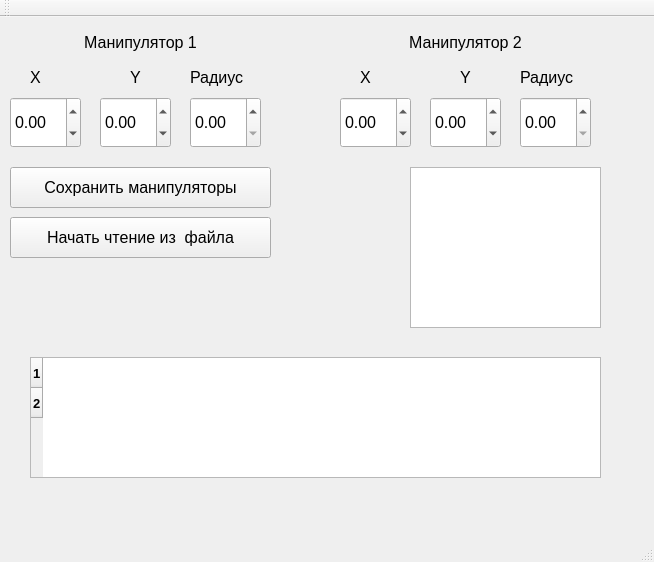
The window that mainwindow.ui (rsbtv/niiisk_exercise) describes before a commit, drawn with Qt 5.
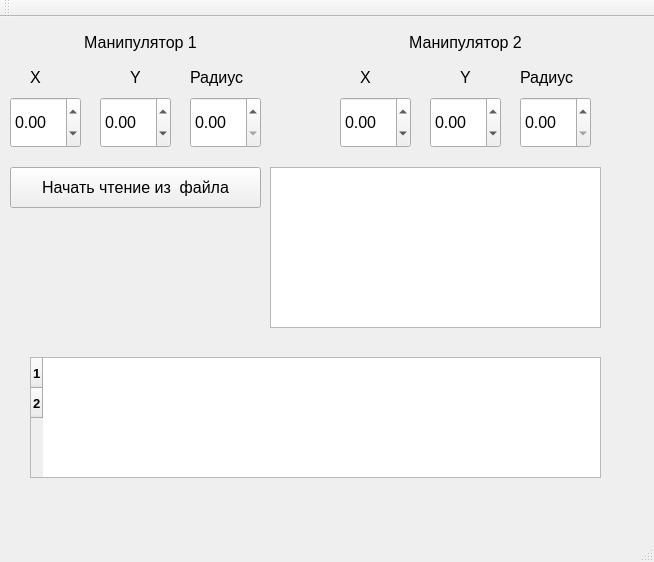
The same window after the commit.

Commit message: Немного отрефакторил

Diff of the .ui file:
```diff
--- a/mainwindow.ui
+++ b/mainwindow.ui
@@ -236,24 +236,6 @@
      </font>
     </property>
    </widget>
-   <widget class="QPushButton" name="pushButton_SaveManupulators">
-    <property name="geometry">
-     <rect>
-      <x>10</x>
-      <y>150</y>
-      <width>261</width>
-      <height>41</height>
-     </rect>
-    </property>
-    <property name="font">
-     <font>
-      <pointsize>12</pointsize>
-     </font>
-    </property>
-    <property name="text">
-     <string>Сохранить манипуляторы</string>
-    </property>
-   </widget>
    <widget class="QLabel" name="label_Manipulator_1">
     <property name="geometry">
      <rect>
@@ -300,8 +282,8 @@
     <property name="geometry">
      <rect>
       <x>10</x>
-      <y>200</y>
-      <width>261</width>
+      <y>150</y>
+      <width>251</width>
       <height>41</height>
      </rect>
     </property>
@@ -317,9 +299,9 @@
    <widget class="QTextEdit" name="textEdit_Points">
     <property name="geometry">
      <rect>
-      <x>410</x>
+      <x>270</x>
       <y>150</y>
-      <width>191</width>
+      <width>331</width>
       <height>161</height>
      </rect>
     </property>
```
The commit also changes 2 other files.
